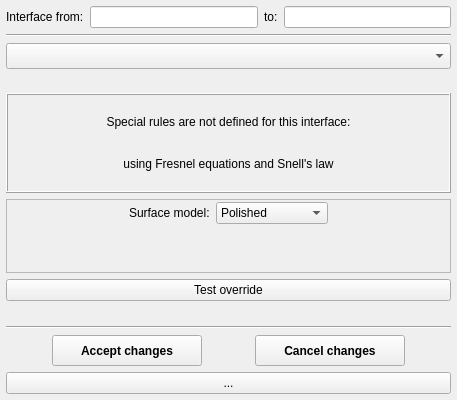
This is ants3bundle/src/ants3/gui/photsim/ainterfaceruledialog.ui in andrmor/ANTS3bundle as Qt 5 draws it before an edit. The edited form follows.
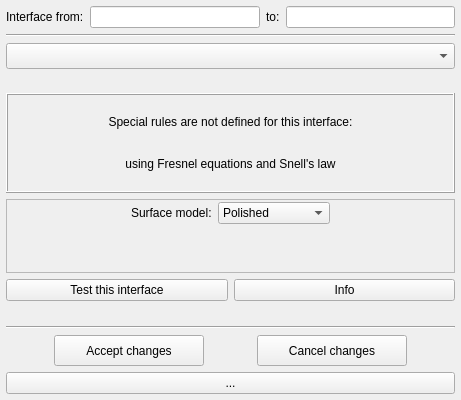
This is the edited form.

Commit message: Start work on interface rule refactor

Diff of the .ui file:
```diff
--- a/ants3bundle/src/ants3/gui/photsim/ainterfaceruledialog.ui
+++ b/ants3bundle/src/ants3/gui/photsim/ainterfaceruledialog.ui
@@ -6,7 +6,7 @@
    <rect>
     <x>0</x>
     <y>0</y>
-    <width>457</width>
+    <width>461</width>
     <height>400</height>
    </rect>
   </property>
@@ -416,6 +416,11 @@
     </widget>
    </item>
    <item>
+    <layout class="QHBoxLayout" name="horizontalLayout_5">
+     <property name="topMargin">
+      <number>0</number>
+     </property>
+     <item>
     <widget class="QPushButton" name="pbTestOverride">
      <property name="minimumSize">
       <size>
@@ -424,9 +429,24 @@
       </size>
      </property>
      <property name="text">
-      <string>Test override</string>
-     </property>
-    </widget>
+        <string>Test this interface</string>
+       </property>
+      </widget>
+     </item>
+     <item>
+      <widget class="QPushButton" name="pbInfo">
+       <property name="maximumSize">
+        <size>
+         <width>16777215</width>
+         <height>16777215</height>
+        </size>
+       </property>
+       <property name="text">
+        <string>Info</string>
+       </property>
+      </widget>
+     </item>
+    </layout>
    </item>
    <item>
     <spacer name="verticalSpacer">
@@ -473,7 +493,7 @@
        </property>
        <property name="font">
         <font>
-         <bold>true</bold>
+         <fontweight>DemiBold</fontweight>
         </font>
        </property>
        <property name="text">
@@ -504,7 +524,7 @@
        </property>
        <property name="font">
         <font>
-         <bold>true</bold>
+         <bold>false</bold>
         </font>
        </property>
        <property name="text">
```
Lines whose indentation alone changed are shown as unchanged. The commit also changes 7 other files.
